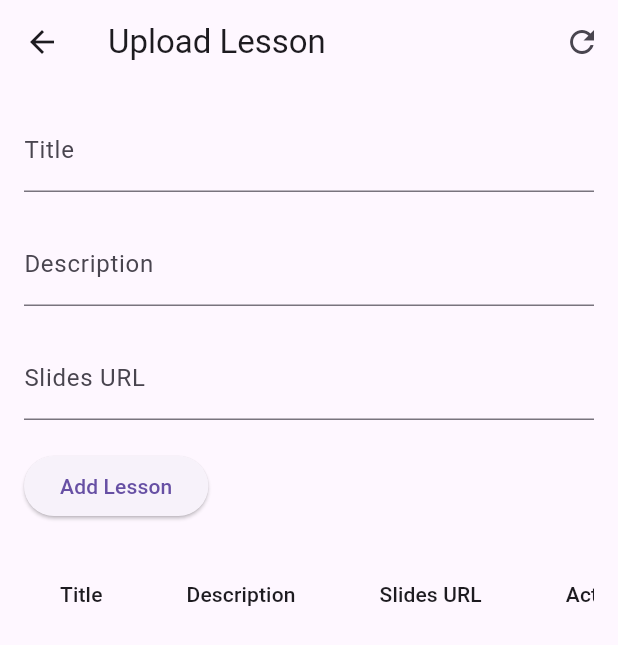
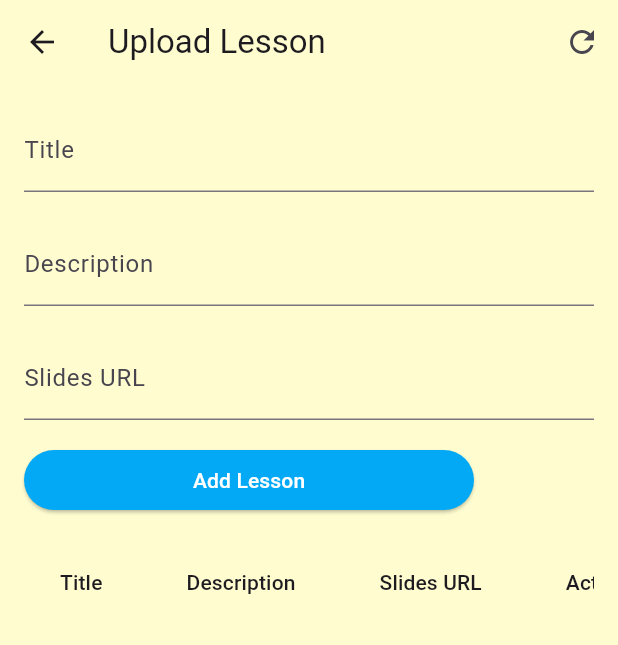
Before and after one commit to CoCo-32/EduQuest, a Flutter app: the AdminDashboard screen opened directly, after a tap on "Manage Lessons", on a phone screen of 412 x 824 dp. Shown: the top 645 px of the screen. Run offline on Flutter 3.47's test engine with Material 3 defaults, Android fonts, the phone set to English and light mode, and no system bars; our stand-ins replace cloud_firestore, firebase_auth, firebase_core; accounts and stored records are empty.

Commit message:
beautify admin and login stuff

```diff
--- a/lib/admin_dashboard.dart
+++ b/lib/admin_dashboard.dart
@@ -9,41 +9,69 @@ class AdminDashboard extends StatelessWidget {
   Widget build(BuildContext context) {
     return Scaffold(
       appBar: AppBar(
-        title: Text('Admin Dashboard'),
+        title: Text('Admin Dashboard',
+            style: TextStyle(fontWeight: FontWeight.bold, fontSize: 30)),
+        centerTitle: true,
+        backgroundColor: Color(0xFFFFFDD0),
       ),
-      body: Padding(
+      backgroundColor: Color(0xFFFFFDD0),
+      body: Center(
+        child: Padding(
           padding: const EdgeInsets.all(16.0),
           child: Column(
-          crossAxisAlignment: CrossAxisAlignment.start,
+            crossAxisAlignment: CrossAxisAlignment.center,
             children: <Widget>[
               Text(
                 'Welcome, Admin!',
                 style: TextStyle(fontSize: 24, fontWeight: FontWeight.bold),
               ),
-            SizedBox(height: 20),
-            ElevatedButton(
+              SizedBox(height: 40),
+              SizedBox(
+                width: 300,
+                height: 80,
+                child: ElevatedButton(
                   onPressed: () {
                     // Navigate to upload lesson page
                     Navigator.push(
                       context,
-                  MaterialPageRoute(builder: (context) => UploadLessonPage()),
+                      MaterialPageRoute(
+                          builder: (context) => UploadLessonPage()),
                     );
                   },
                   child: Text('Manage Lessons'),
+                  style: ElevatedButton.styleFrom(
+                    backgroundColor: Colors.lightBlue,
+                    foregroundColor: Colors.white,
+                    textStyle: TextStyle(fontSize: 24),
+                  ),
+                ),
               ),
               SizedBox(height: 10),
-            ElevatedButton(
+              SizedBox(
+                width: 300,
+                height: 80,
+                child: ElevatedButton(
                   onPressed: () {
                     // Navigate to upload assessment page
                     Navigator.push(
                       context,
-                  MaterialPageRoute(builder: (context) => UploadAssessmentPage()),
+                      MaterialPageRoute(
+                          builder: (context) => UploadAssessmentPage()),
                     );
                   },
                   child: Text('Manage Assessments'),
+                  style: ElevatedButton.styleFrom(
+                    backgroundColor: Colors.lightBlue,
+                    foregroundColor: Colors.white,
+                    textStyle: TextStyle(fontSize: 24),
+                  ),
+                ),
               ),
               SizedBox(height: 10),
-            ElevatedButton(
+              SizedBox(
+                width: 300,
+                height: 80,
+                child: ElevatedButton(
                   onPressed: () {
                     // Navigate to upload quiz page
                     Navigator.push(
@@ -51,21 +79,37 @@ class AdminDashboard extends StatelessWidget {
                       MaterialPageRoute(builder: (context) => UploadQuizPage()),
                     );
                   },
+                  style: ElevatedButton.styleFrom(
+                    backgroundColor: Colors.lightBlue,
+                    foregroundColor: Colors.white,
+                    textStyle: TextStyle(fontSize: 24),
+                  ),
                   child: Text('Manage Quizzes'),
                 ),
-            SizedBox(height: 10),
-            ElevatedButton(
+              ),
+              SizedBox(height: 70),
+              SizedBox(
+                width: 200,
+                height: 50,
+                child: ElevatedButton(
                   onPressed: () {
                     // Log out and navigate to role selection page
                     Navigator.pushAndRemoveUntil(
                       context,
-                  MaterialPageRoute(builder: (context) => RoleSelectionPage()),
+                      MaterialPageRoute(
+                          builder: (context) => RoleSelectionPage()),
                       (Route<dynamic> route) => false,
                     );
                   },
+                  style: ElevatedButton.styleFrom(
+                    backgroundColor: Colors.red,
+                    foregroundColor: Colors.white,
+                  ),
                   child: Text('Logout'),
                 ),
+              ),
             ],
+          ),
         ),
       ),
     );
--- a/lib/admin_login_page.dart
+++ b/lib/admin_login_page.dart
@@ -68,7 +68,9 @@ class _AdminLoginPageState extends State<AdminLoginPage> {
         title: Text('Admin Login',
             style: TextStyle(fontWeight: FontWeight.bold, fontSize: 30)),
         centerTitle: true,
+        backgroundColor: Color(0xFFFFFDD0),
       ),
+      backgroundColor: Color(0xFFFFFDD0),
       body: Center(
         child: Padding(
           padding: const EdgeInsets.all(16.0),
--- a/lib/role_selection_page.dart
+++ b/lib/role_selection_page.dart
@@ -12,7 +12,9 @@ class RoleSelectionPage extends StatelessWidget {
         title: Text('Select Role',
             style: TextStyle(fontWeight: FontWeight.bold, fontSize: 30)),
         centerTitle: true,
+        backgroundColor: Color(0xFFFFFDD0),
       ),
+      backgroundColor: Color(0xFFFFFDD0),
       body: Padding(
         padding: const EdgeInsets.all(20.0),
         child: Center(
--- a/lib/upload_lesson_page.dart
+++ b/lib/upload_lesson_page.dart
@@ -13,7 +13,8 @@ class _UploadLessonPageState extends State<UploadLessonPage> {
   final TextEditingController _descriptionController = TextEditingController();
   final TextEditingController _slidesURLController = TextEditingController();
 
-  Stream<QuerySnapshot> _lessonsStream = FirebaseFirestore.instance.collection('lessons').snapshots();
+  Stream<QuerySnapshot> _lessonsStream =
+      FirebaseFirestore.instance.collection('lessons').snapshots();
 
   // Function to handle form submission
   void _submitForm() async {
@@ -36,7 +37,8 @@ class _UploadLessonPageState extends State<UploadLessonPage> {
       _descriptionController.clear();
       _slidesURLController.clear();
       setState(() {
-        _lessonsStream = FirebaseFirestore.instance.collection('lessons').snapshots();
+        _lessonsStream =
+            FirebaseFirestore.instance.collection('lessons').snapshots();
       });
 
       Navigator.pop(context);
@@ -48,7 +50,8 @@ class _UploadLessonPageState extends State<UploadLessonPage> {
     FirebaseFirestore firestore = FirebaseFirestore.instance;
     await firestore.collection('lessons').doc(docId).delete();
     setState(() {
-      _lessonsStream = FirebaseFirestore.instance.collection('lessons').snapshots();
+      _lessonsStream =
+          FirebaseFirestore.instance.collection('lessons').snapshots();
     });
   }
 
@@ -65,19 +68,28 @@ class _UploadLessonPageState extends State<UploadLessonPage> {
     return Scaffold(
       appBar: AppBar(
         title: Text('Upload Lesson'),
+        backgroundColor: Color(0xFFFFFDD0),
         actions: [
           IconButton(
             icon: Icon(Icons.refresh),
             onPressed: () {
               setState(() {
-                _lessonsStream = FirebaseFirestore.instance.collection('lessons').snapshots();
+                _lessonsStream = FirebaseFirestore.instance
+                    .collection('lessons')
+                    .snapshots();
               });
             },
           ),
         ],
       ),
+      backgroundColor: Color(0xFFFFFDD0),
       body: Padding(
         padding: const EdgeInsets.all(16.0),
+        child: Column(
+          crossAxisAlignment: CrossAxisAlignment.start,
+          children: <Widget>[
+            Container(
+              width: 800,
               child: Form(
                 key: _formKey,
                 child: Column(
@@ -116,15 +128,28 @@ class _UploadLessonPageState extends State<UploadLessonPage> {
                       },
                     ),
                     SizedBox(height: 20),
-              ElevatedButton(
+                    SizedBox(
+                      width: 300,
+                      height: 40,
+                      child: ElevatedButton(
                         onPressed: _submitForm,
                         child: Text('Add Lesson'),
+                        style: ElevatedButton.styleFrom(
+                          backgroundColor: Colors.lightBlue,
+                          foregroundColor: Colors.white,
+                        ),
+                      ),
                     ),
                     SizedBox(height: 20),
+                  ],
+                ),
+              ),
+            ),
             Expanded(
               child: StreamBuilder<QuerySnapshot>(
                 stream: _lessonsStream,
-                  builder: (BuildContext context, AsyncSnapshot<QuerySnapshot> snapshot) {
+                builder: (BuildContext context,
+                    AsyncSnapshot<QuerySnapshot> snapshot) {
                   if (snapshot.hasError) {
                     return Text('Something went wrong');
                   }
@@ -142,8 +167,10 @@ class _UploadLessonPageState extends State<UploadLessonPage> {
                         DataColumn(label: Text('Slides URL')),
                         DataColumn(label: Text('Actions')),
                       ],
-                        rows: snapshot.data!.docs.map((DocumentSnapshot document) {
-                          Map<String, dynamic> data = document.data() as Map<String, dynamic>;
+                      rows:
+                          snapshot.data!.docs.map((DocumentSnapshot document) {
+                        Map<String, dynamic> data =
+                            document.data() as Map<String, dynamic>;
                         return DataRow(
                           cells: [
                             DataCell(Text(data['title'])),
@@ -153,7 +180,9 @@ class _UploadLessonPageState extends State<UploadLessonPage> {
                                 onTap: () => _launchURL(data['slidesURL']),
                                 child: Text(
                                   data['slidesURL'],
-                                    style: TextStyle(color: Colors.blue, decoration: TextDecoration.underline),
+                                  style: TextStyle(
+                                      color: Colors.blue,
+                                      decoration: TextDecoration.underline),
                                 ),
                               ),
                             ),
@@ -174,7 +203,6 @@ class _UploadLessonPageState extends State<UploadLessonPage> {
           ],
         ),
       ),
-      ),
     );
   }
 }
--- a/lib/user_login_page.dart
+++ b/lib/user_login_page.dart
@@ -50,12 +50,14 @@ class _UserLoginPageState extends State<UserLoginPage> {
         title: Text('Login',
             style: TextStyle(fontWeight: FontWeight.bold, fontSize: 30)),
         centerTitle: true,
+        backgroundColor: Color(0xFFFFFDD0),
       ),
+      backgroundColor: Color(0xFFFFFDD0),
       body: Center(
         child: Padding(
           padding: const EdgeInsets.all(16.0),
           child: Container(
-            width: 300, // Set the width to your desired value
+            width: 300,
             child: Form(
               key: _formKey,
               child: Column(
--- a/lib/user_signup_page.dart
+++ b/lib/user_signup_page.dart
@@ -61,7 +61,9 @@ class _UserSignUpPageState extends State<UserSignUpPage> {
         title: Text('Sign Up',
             style: TextStyle(fontWeight: FontWeight.bold, fontSize: 30)),
         centerTitle: true,
+        backgroundColor: Color(0xFFFFFDD0),
       ),
+      backgroundColor: Color(0xFFFFFDD0),
       body: Center(
         child: Padding(
           padding: EdgeInsets.all(16),
```
Also changed, not shown: lib/upload_assessment_page.dart (+39 -11 lines), lib/upload_quiz_page.dart (+6 -1 lines). Lines whose indentation alone changed are shown as unchanged.
